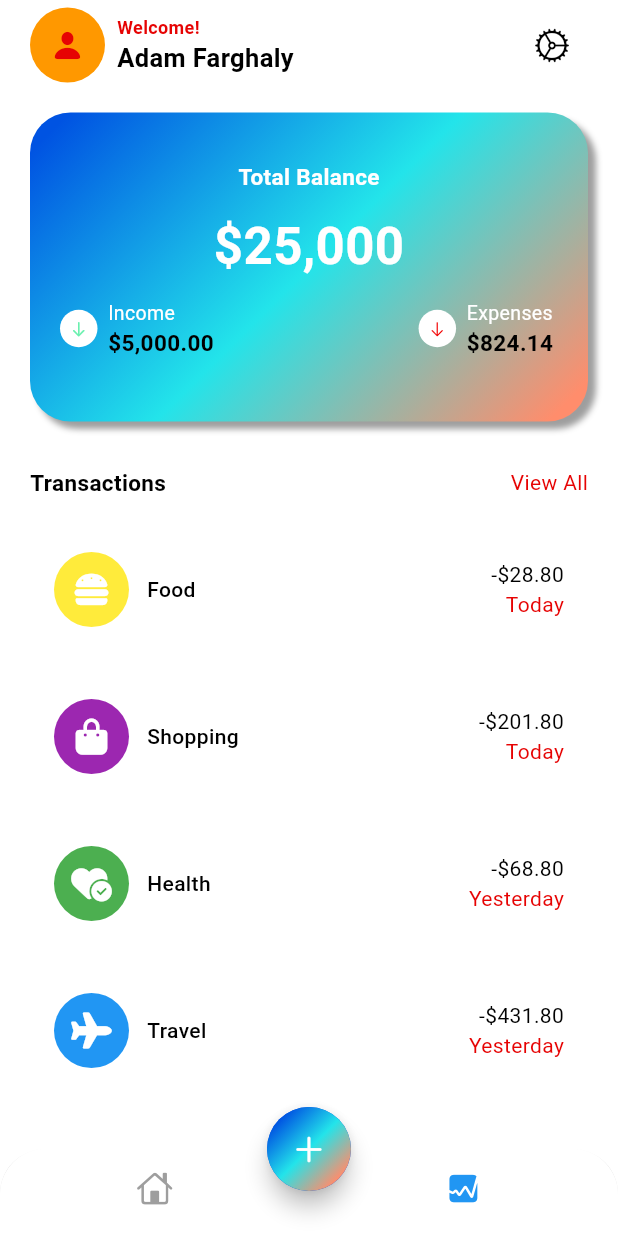
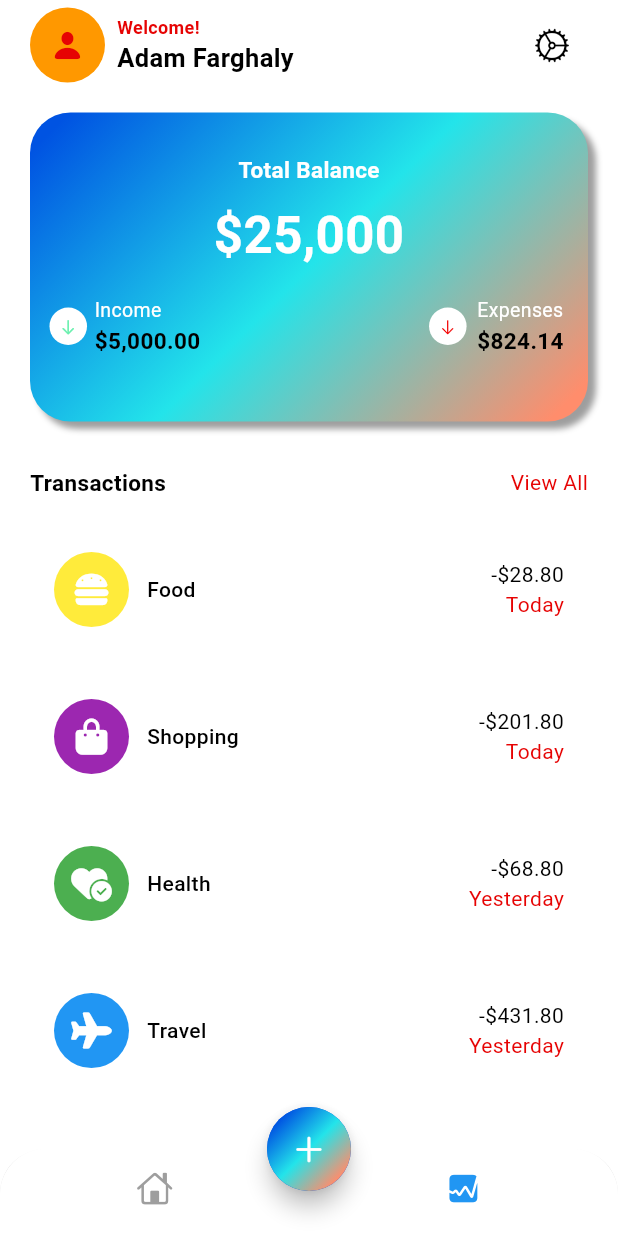
Before and after one commit to adhfarg/budget_buddy, a Flutter app: the screen it shows after launch, on a phone screen of 412 x 824 dp. Run offline on Flutter 3.47's test engine with Material 3 defaults, Android fonts, the phone set to English and light mode, and no system bars; our stand-ins replace fl_chart, font_awesome_flutter.

```diff
--- a/lib/app_view.dart
+++ b/lib/app_view.dart
@@ -11,7 +11,7 @@ class MyAppView extends StatelessWidget {
       debugShowCheckedModeBanner: false,
       title: "Budget Buddy",
       theme: ThemeData(
-        colorScheme: ColorScheme.light(
+        colorScheme: const ColorScheme.light(
           background: Colors.white70,
           onBackground: Colors.black,
           primary: Color.fromARGB(255, 0, 83, 226),
@@ -22,7 +22,7 @@ class MyAppView extends StatelessWidget {
 
         )
       ),
-    home: HomeScreen(),
+    home: const HomeScreen(),
     );
   }
 }
--- a/lib/screens/home/views/main_screen.dart
+++ b/lib/screens/home/views/main_screen.dart
@@ -14,7 +14,7 @@ class MainScreen extends StatelessWidget {
   Widget build(BuildContext context) {
     return SafeArea(
       child: Padding(
-        padding: const EdgeInsets.symmetric(horizontal:20.0, vertical: 5),
+        padding: const EdgeInsets.symmetric(horizontal:20.0, vertical: 5),// this changes the padding of the screen, higher in value will lower the text
         child: Column(
           children: [
             Row(
@@ -99,7 +99,7 @@ class MainScreen extends StatelessWidget {
                       fontWeight: FontWeight.bold
                     ),
                   ),
-                  const SizedBox(height: 12), // you can change the height of the text (Total Balance) from the top of the screen by changing the value of the height (10
+                  const SizedBox(height: 9), // you can change the height of the text (Total Balance) from the top of the screen by changing the value of the height (10
                   const Text(
                     '\$25,000', // you can change the amount of money you want to appear on the screen
                     style: TextStyle(
@@ -109,7 +109,7 @@ class MainScreen extends StatelessWidget {
                     ),
                   ),
                   Padding(
-                    padding: const EdgeInsets.symmetric(vertical: 10, horizontal: 20),
+                    padding: const EdgeInsets.symmetric(vertical: 16, horizontal: 13), // vertical changes the height of the "Total Balance", horizontal changes the width of "Expense and Income" from L to R
                     child: Row(
                       mainAxisAlignment: MainAxisAlignment.spaceBetween,
                       children: [
@@ -130,7 +130,7 @@ class MainScreen extends StatelessWidget {
                                 )
                               ),
                             ),
-                            const SizedBox(width: 7),
+                            const SizedBox(width: 5),
                             const Column(
                               crossAxisAlignment: CrossAxisAlignment.start,
                               children: [
@@ -138,7 +138,7 @@ class MainScreen extends StatelessWidget {
                               'Income ',
                               style:TextStyle(
                         fontSize:13,
-                        color: Colors.white,
+                        color: Colors.white, // updates the color of the text on the top left (income)
                         fontWeight: FontWeight.w400
                       ),
                         ),
@@ -161,12 +161,12 @@ class MainScreen extends StatelessWidget {
                               height: 25,
                               decoration: const BoxDecoration(
                                 shape: BoxShape.circle,
-                                color: Colors.white
+                                color: Colors.white // updates the color of the circle on the top right (expenses
                               ),
                               child : const Center(
                                 child: Icon(
                                   CupertinoIcons.arrow_down,
-                                  color: Color.fromARGB(255, 242, 1, 1),
+                                  color: Color.fromARGB(255, 242, 1, 1), // updates the color of the arrow icon on the top right (expenses)
                                   size: 12,
                                 )
                               ),
@@ -179,7 +179,7 @@ class MainScreen extends StatelessWidget {
                               'Expenses ',
                               style:TextStyle(
                         fontSize:13,
-                        color: Colors.white,
+                        color: Colors.white, // updates the color of the text on the top right (expenses)
                         fontWeight: FontWeight.w400
                       ),
                         ),
```
Also changed, not shown: lib/screens/add_expense/views/add_expense.dart (added, +12 -0 lines), lib/screens/home/views/home_screen.dart (+9 -1 lines).
